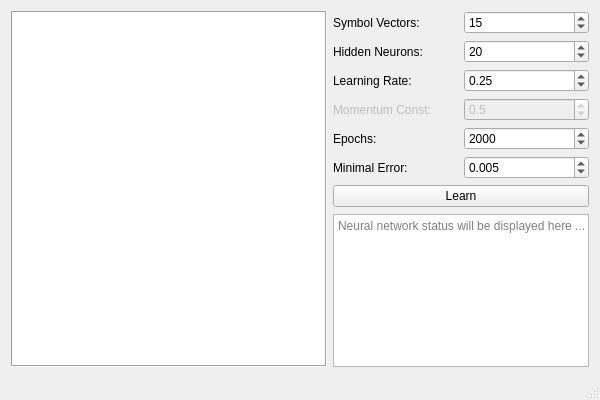
Above: src/mainwindow.ui from jonpas/FERI-SymRec before the change. Below: the same form after it.
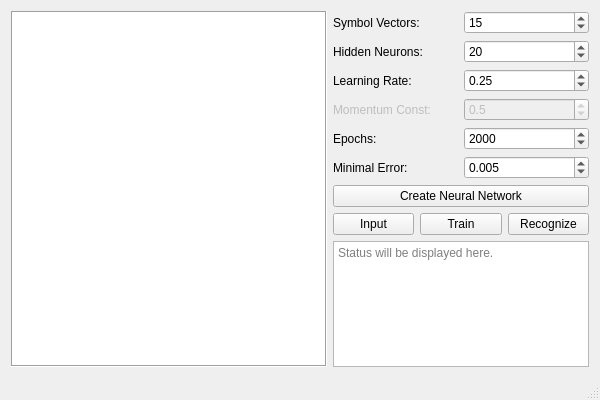
That is the form after the change. Custom widgets are drawn as their Qt base class.

Commit message: Work on UI buttons and interfacing with Neural Network class

What changed in the file:
```diff
--- a/src/mainwindow.ui
+++ b/src/mainwindow.ui
@@ -199,12 +199,37 @@
        </layout>
       </item>
       <item>
-       <widget class="QPushButton" name="pushButtonLearn">
+       <widget class="QPushButton" name="pushButtonCreateNetwork">
         <property name="text">
-         <string>Learn</string>
+         <string>Create Neural Network</string>
         </property>
        </widget>
       </item>
+      <item>
+       <layout class="QHBoxLayout" name="buttons">
+        <item>
+         <widget class="QPushButton" name="pushButtonInput">
+          <property name="text">
+           <string>Input</string>
+          </property>
+         </widget>
+        </item>
+        <item>
+         <widget class="QPushButton" name="pushButtonLearn">
+          <property name="text">
+           <string>Train</string>
+          </property>
+         </widget>
+        </item>
+        <item>
+         <widget class="QPushButton" name="pushButtonRecognize">
+          <property name="text">
+           <string>Recognize</string>
+          </property>
+         </widget>
+        </item>
+       </layout>
+      </item>
       <item>
        <spacer name="verticalSpacer">
         <property name="orientation">
@@ -233,7 +258,7 @@
          <bool>false</bool>
         </property>
         <property name="placeholderText">
-         <string>Neural network status will be displayed here ...</string>
+         <string>Status will be displayed here.</string>
         </property>
        </widget>
       </item>
```
Left out of the diff: 2 changed lines with no effect on the pictures. The commit also changes 4 other files.
